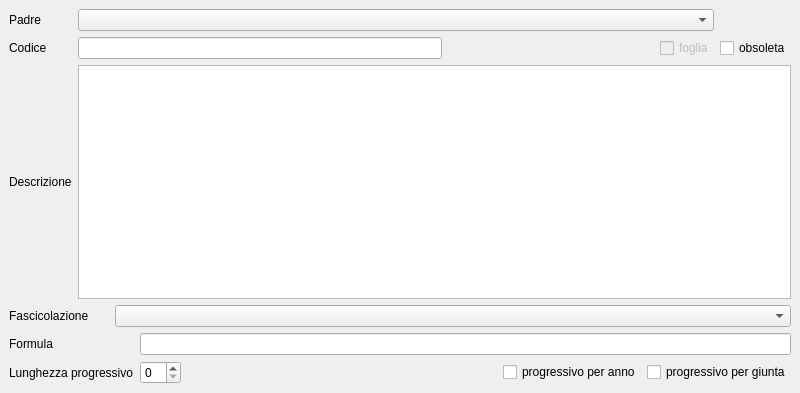
First picture: the form in src/com/axiastudio/suite/pratiche/forms/tipopratica.ui, repository tizianolattisi/suitegda, before the edit.
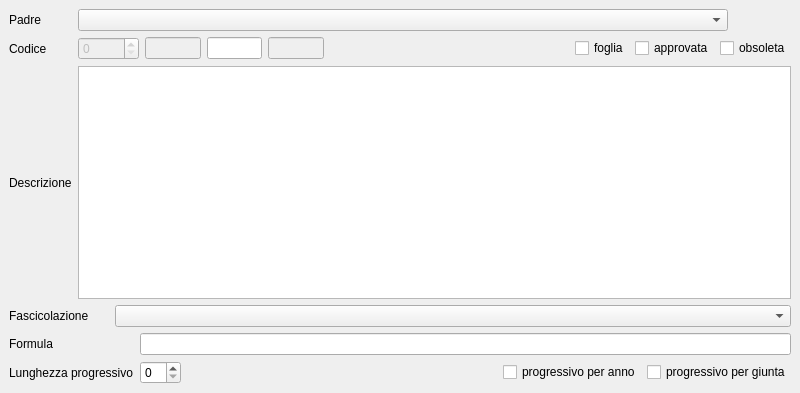
Second picture: the form after the edit. Custom widgets are drawn as their Qt base class.

What changed in the file:
```diff
--- a/src/com/axiastudio/suite/pratiche/forms/tipopratica.ui
+++ b/src/com/axiastudio/suite/pratiche/forms/tipopratica.ui
@@ -31,8 +31,48 @@
       </property>
      </widget>
     </item>
-    <item row="2" column="1">
+    <item row="1" column="0">
+     <widget class="QLabel" name="label">
+      <property name="text">
+       <string>Codice</string>
+      </property>
+     </widget>
+    </item>
+    <item row="1" column="1">
+     <widget class="QSpinBox" name="spinBox_2">
+      <property name="enabled">
+       <bool>false</bool>
+      </property>
+      <property name="maximum">
+       <number>10000</number>
+      </property>
+      <property name="column" stdset="0">
+       <string>id</string>
+      </property>
+     </widget>
+    </item>
+    <item row="1" column="2">
+     <widget class="QLineEdit" name="lineEdit_codicepadre">
+      <property name="enabled">
+       <bool>false</bool>
+      </property>
+     </widget>
+    </item>
+    <item row="1" column="3">
+     <widget class="QLineEdit" name="lineEdit_codicefiglio">
+      <property name="maxLength">
+       <number>3</number>
+      </property>
+     </widget>
+    </item>
+    <item row="1" column="4">
      <widget class="QLineEdit" name="lineEdit_codice">
+      <property name="enabled">
+       <bool>false</bool>
+      </property>
+      <property name="readOnly">
+       <bool>true</bool>
+      </property>
       <property name="column" stdset="0">
        <string>codice</string>
       </property>
@@ -41,10 +81,23 @@
       </property>
      </widget>
     </item>
-    <item row="2" column="4">
+    <item row="1" column="5">
+     <spacer name="horizontalSpacer_4">
+      <property name="orientation">
+       <enum>Qt::Horizontal</enum>
+      </property>
+      <property name="sizeHint" stdset="0">
+       <size>
+        <width>291</width>
+        <height>20</height>
+       </size>
+      </property>
+     </spacer>
+    </item>
+    <item row="1" column="6">
      <widget class="QCheckBox" name="checkBox_3">
       <property name="enabled">
-       <bool>false</bool>
+       <bool>true</bool>
       </property>
       <property name="text">
        <string>foglia</string>
@@ -54,31 +107,37 @@
       </property>
      </widget>
     </item>
-    <item row="5" column="0">
+    <item row="1" column="7">
+     <widget class="QCheckBox" name="checkBox_5">
+      <property name="enabled">
+       <bool>true</bool>
+      </property>
+      <property name="text">
+       <string>approvata</string>
+      </property>
+      <property name="column" stdset="0">
+       <string>approvata</string>
+      </property>
+     </widget>
+    </item>
+    <item row="1" column="8">
+     <widget class="QCheckBox" name="checkBox_4">
+      <property name="text">
+       <string>obsoleta</string>
+      </property>
+      <property name="column" stdset="0">
+       <string>obsoleta</string>
+      </property>
+     </widget>
+    </item>
+    <item row="2" column="0">
      <widget class="QLabel" name="label_2">
       <property name="text">
        <string>Descrizione</string>
       </property>
      </widget>
     </item>
-    <item row="2" column="0">
-     <widget class="QLabel" name="label">
-      <property name="text">
-       <string>Codice</string>
-      </property>
-     </widget>
-    </item>
-    <item row="2" column="5">
-     <widget class="QCheckBox" name="checkBox_4">
-      <property name="text">
-       <string>obsoleta</string>
-      </property>
-      <property name="column" stdset="0">
-       <string>obsoleta</string>
-      </property>
-     </widget>
-    </item>
-    <item row="5" column="1" colspan="5">
+    <item row="2" column="1" colspan="8">
      <widget class="QTextEdit" name="textEdit">
       <property name="column" stdset="0">
        <string>descrizione</string>
@@ -88,7 +147,29 @@
       </property>
      </widget>
     </item>
-    <item row="6" column="0" colspan="6">
+    <item row="0" column="1" colspan="8">
+     <widget class="com.axiastudio.pypapi.ui.widgets.PyPaPiComboBox" name="comboBox_tipopadre">
+      <property name="sizePolicy">
+       <sizepolicy hsizetype="Expanding" vsizetype="Fixed">
+        <horstretch>0</horstretch>
+        <verstretch>0</verstretch>
+       </sizepolicy>
+      </property>
+      <property name="maximumSize">
+       <size>
+        <width>650</width>
+        <height>16777215</height>
+       </size>
+      </property>
+      <property name="column" stdset="0">
+       <string>tipopadre</string>
+      </property>
+      <property name="sortbytostring" stdset="0">
+       <bool>true</bool>
+      </property>
+     </widget>
+    </item>
+    <item row="3" column="0" colspan="9">
      <layout class="QHBoxLayout" name="horizontalLayout">
       <item>
        <widget class="QLabel" name="label_9">
@@ -121,7 +202,7 @@
       </item>
      </layout>
     </item>
-    <item row="7" column="0" colspan="6">
+    <item row="4" column="0" colspan="9">
      <layout class="QGridLayout" name="gridLayout">
       <item row="1" column="1">
        <widget class="QSpinBox" name="spinBox">
@@ -189,41 +270,6 @@
       </item>
      </layout>
     </item>
-    <item row="2" column="2" colspan="2">
-     <spacer name="horizontalSpacer_4">
-      <property name="orientation">
-       <enum>Qt::Horizontal</enum>
-      </property>
-      <property name="sizeHint" stdset="0">
-       <size>
-        <width>291</width>
-        <height>20</height>
-       </size>
-      </property>
-     </spacer>
-    </item>
-    <item row="0" column="1" colspan="4">
-     <widget class="com.axiastudio.pypapi.ui.widgets.PyPaPiComboBox" name="comboBox_tipopadre">
-      <property name="sizePolicy">
-       <sizepolicy hsizetype="Expanding" vsizetype="Fixed">
-        <horstretch>0</horstretch>
-        <verstretch>0</verstretch>
-       </sizepolicy>
-      </property>
-      <property name="maximumSize">
-       <size>
-        <width>650</width>
-        <height>16777215</height>
-       </size>
-      </property>
-      <property name="column" stdset="0">
-       <string>tipopadre</string>
-      </property>
-      <property name="sortbytostring" stdset="0">
-       <bool>true</bool>
-      </property>
-     </widget>
-    </item>
    </layout>
   </widget>
  </widget>
```
Left out of the diff: 15 changed lines with no effect on the pictures.
